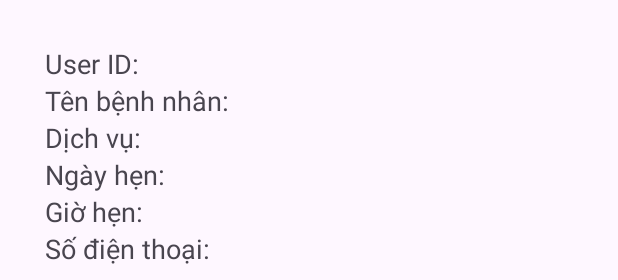
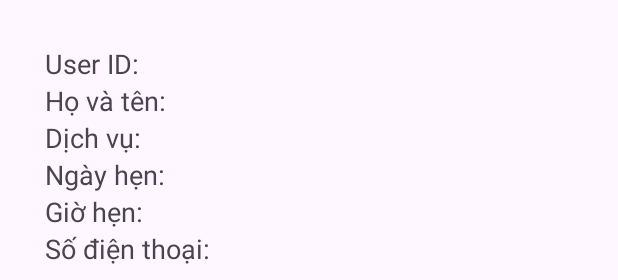
Before and after one commit to vtpanh12/LVTN, an Android app: the layout appointment_dialog.xml on its own in the app's theme, with its tools: preview values and no code run, on a phone screen of 412 x 824 dp. Shown: the top 280 px of the screen. Run offline under Robolectric (Android 15) with nearby library versions, the phone set to English and light mode, and no system bars.

Commit message:
done appointment

```diff
--- a/app/src/main/res/layout/appointment_dialog.xml
+++ b/app/src/main/res/layout/appointment_dialog.xml
@@ -17,7 +17,7 @@
         android:id="@+id/tVCUser"
         android:layout_width="wrap_content"
         android:layout_height="wrap_content"
-        android:text="Tên bệnh nhân:" />
+        android:text="Họ và tên:" />
 
     <TextView
         android:textSize="18sp"
--- a/app/src/main/res/layout/appointment_info_dialog.xml
+++ b/app/src/main/res/layout/appointment_info_dialog.xml
@@ -23,7 +23,7 @@
         android:id="@+id/tVIUser"
         android:layout_width="wrap_content"
         android:layout_height="wrap_content"
-        android:text="Tên bệnh nhân:" />
+        android:text="Họ và tên:" />
 
     <TextView
         android:textSize="18sp"
```
Also changed, not shown: app/src/main/java/com/example/vtpa_b2013518_lvtn/appointment/Tao_Lich_KhamActivity.kt (+2 -5 lines).
